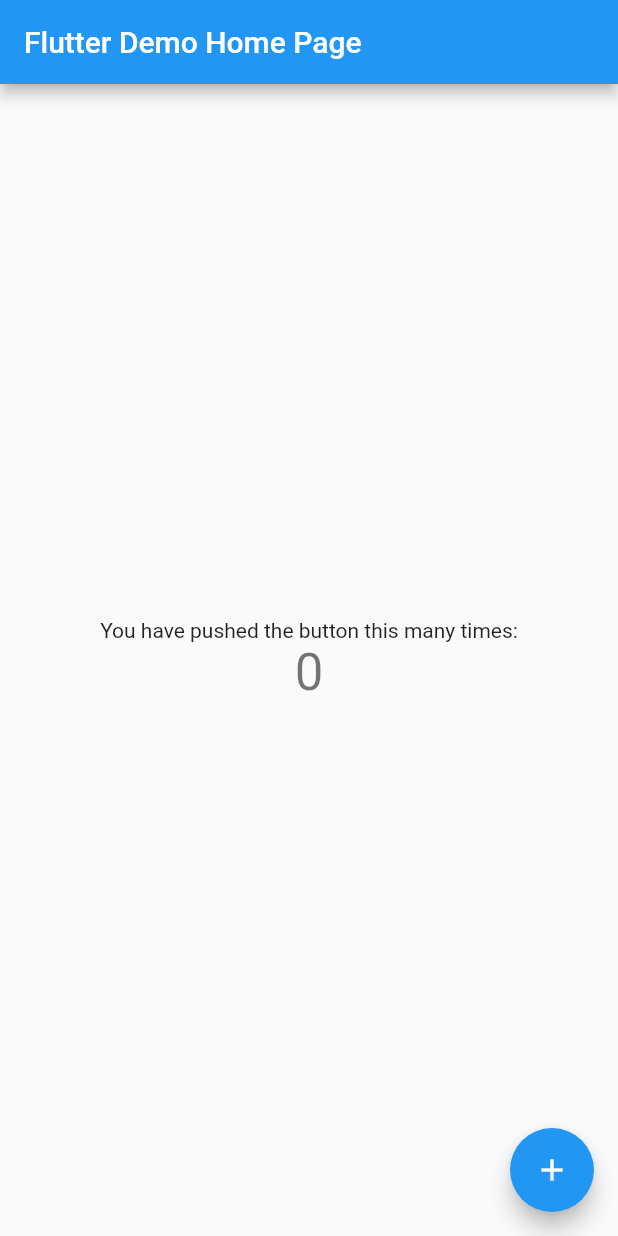
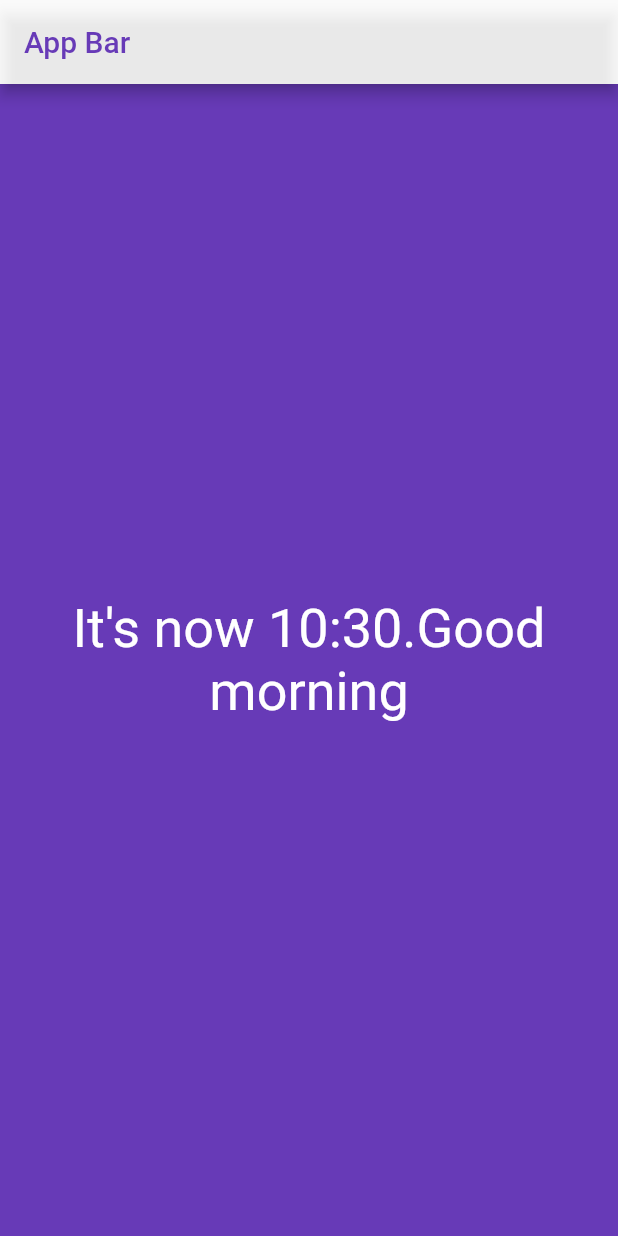
Before and after one commit to ovicristurean/FlutterBasics, a Flutter app: the screen it shows after launch, on a phone screen of 412 x 824 dp. Run offline on Flutter 3.47's test engine with Material 2 defaults, Android fonts, the phone set to English and light mode, and no system bars.

Commit message:
create a separate class for a screen

```diff
--- a/flutter_basics/lib/main.dart
+++ b/flutter_basics/lib/main.dart
@@ -1,111 +1,23 @@
 import 'package:flutter/material.dart';
+import 'package:flutter_basics/screens/home.dart';
 
-void main() => runApp(MyApp());
+void main() => runApp(HelloFlutterApp());
 
-class MyApp extends StatelessWidget {
-  // This widget is the root of your application.
+class HelloFlutterApp extends StatelessWidget {
   @override
   Widget build(BuildContext context) {
     return MaterialApp(
-      title: 'Flutter Demo',
-      theme: ThemeData(
-        // This is the theme of your application.
-        //
-        // Try running your application with "flutter run". You'll see the
-        // application has a blue toolbar. Then, without quitting the app, try
-        // changing the primarySwatch below to Colors.green and then invoke
-        // "hot reload" (press "r" in the console where you ran "flutter run",
-        // or simply save your changes to "hot reload" in a Flutter IDE).
-        // Notice that the counter didn't reset back to zero; the application
-        // is not restarted.
-        primarySwatch: Colors.blue,
-      ),
-      home: MyHomePage(title: 'Flutter Demo Home Page'),
+      debugShowCheckedModeBanner: false,
+      title: "Hello Flutter",
+      home: Scaffold(
+          appBar: AppBar(
+            title: Text(
+              "App Bar",
+              style: TextStyle(color: Colors.deepPurple),
+            ),
+            backgroundColor: Colors.white70,
+          ),
+          body: Home()),
     );
   }
 }
-
-class MyHomePage extends StatefulWidget {
-  MyHomePage({Key key, this.title}) : super(key: key);
-
-  // This widget is the home page of your application. It is stateful, meaning
-  // that it has a State object (defined below) that contains fields that affect
-  // how it looks.
-
-  // This class is the configuration for the state. It holds the values (in this
-  // case the title) provided by the parent (in this case the App widget) and
-  // used by the build method of the State. Fields in a Widget subclass are
-  // always marked "final".
-
-  final String title;
-
-  @override
-  _MyHomePageState createState() => _MyHomePageState();
-}
-
-class _MyHomePageState extends State<MyHomePage> {
-  int _counter = 0;
-
-  void _incrementCounter() {
-    setState(() {
-      // This call to setState tells the Flutter framework that something has
-      // changed in this State, which causes it to rerun the build method below
-      // so that the display can reflect the updated values. If we changed
-      // _counter without calling setState(), then the build method would not be
-      // called again, and so nothing would appear to happen.
-      _counter++;
-    });
-  }
-
-  @override
-  Widget build(BuildContext context) {
-    // This method is rerun every time setState is called, for instance as done
-    // by the _incrementCounter method above.
-    //
-    // The Flutter framework has been optimized to make rerunning build methods
-    // fast, so that you can just rebuild anything that needs updating rather
-    // than having to individually change instances of widgets.
-    return Scaffold(
-      appBar: AppBar(
-        // Here we take the value from the MyHomePage object that was created by
-        // the App.build method, and use it to set our appbar title.
-        title: Text(widget.title),
-      ),
-      body: Center(
-        // Center is a layout widget. It takes a single child and positions it
-        // in the middle of the parent.
-        child: Column(
-          // Column is also a layout widget. It takes a list of children and
-          // arranges them vertically. By default, it sizes itself to fit its
-          // children horizontally, and tries to be as tall as its parent.
-          //
-          // Invoke "debug painting" (press "p" in the console, choose the
-          // "Toggle Debug Paint" action from the Flutter Inspector in Android
-          // Studio, or the "Toggle Debug Paint" command in Visual Studio Code)
-          // to see the wireframe for each widget.
-          //
-          // Column has various properties to control how it sizes itself and
-          // how it positions its children. Here we use mainAxisAlignment to
-          // center the children vertically; the main axis here is the vertical
-          // axis because Columns are vertical (the cross axis would be
-          // horizontal).
-          mainAxisAlignment: MainAxisAlignment.center,
-          children: <Widget>[
-            Text(
-              'You have pushed the button this many times:',
-            ),
-            Text(
-              '$_counter',
-              style: Theme.of(context).textTheme.display1,
-            ),
-          ],
-        ),
-      ),
-      floatingActionButton: FloatingActionButton(
-        onPressed: _incrementCounter,
-        tooltip: 'Increment',
-        child: Icon(Icons.add),
-      ), // This trailing comma makes auto-formatting nicer for build methods.
-    );
-  }
-}
--- /dev/null
+++ b/flutter_basics/lib/screens/home.dart
@@ -0,0 +1,38 @@
+import 'package:flutter/material.dart';
+
+class Home extends StatelessWidget {
+  @override
+  Widget build(BuildContext context) {
+    // TODO: implement build
+    return Material(
+      color: Colors.deepPurple,
+      child: Center(
+        child: Text(
+          sayHello(),
+          textDirection: TextDirection.ltr,
+          textAlign: TextAlign.center,
+          style: TextStyle(color: Colors.white, fontSize: 36.0),
+        ),
+      ),
+    );
+  }
+
+  String sayHello() {
+    String hello;
+    DateTime now = DateTime.now();
+    int hour = now.hour;
+    int minute = now.minute;
+
+    if (hour < 12) {
+      hello = "Good morning";
+    } else if (hour < 18) {
+      hello = "Good afternoon";
+    } else {
+      hello = "Good night";
+    }
+
+    String minutes =
+        (minute < 10) ? "0" + minute.toString() : minute.toString();
+    return "It's now " + hour.toString() + ":" + minutes + "." + hello;
+  }
+}
```
Also changed, not shown: flutter_basics/pubspec.lock, 1 other file.
